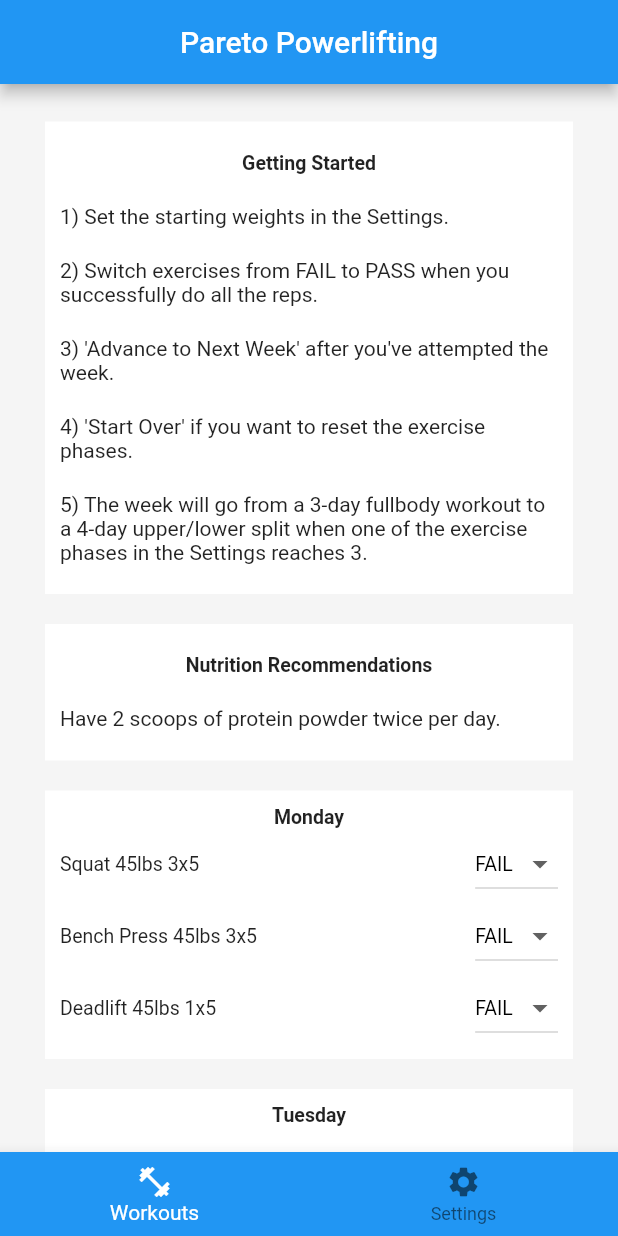
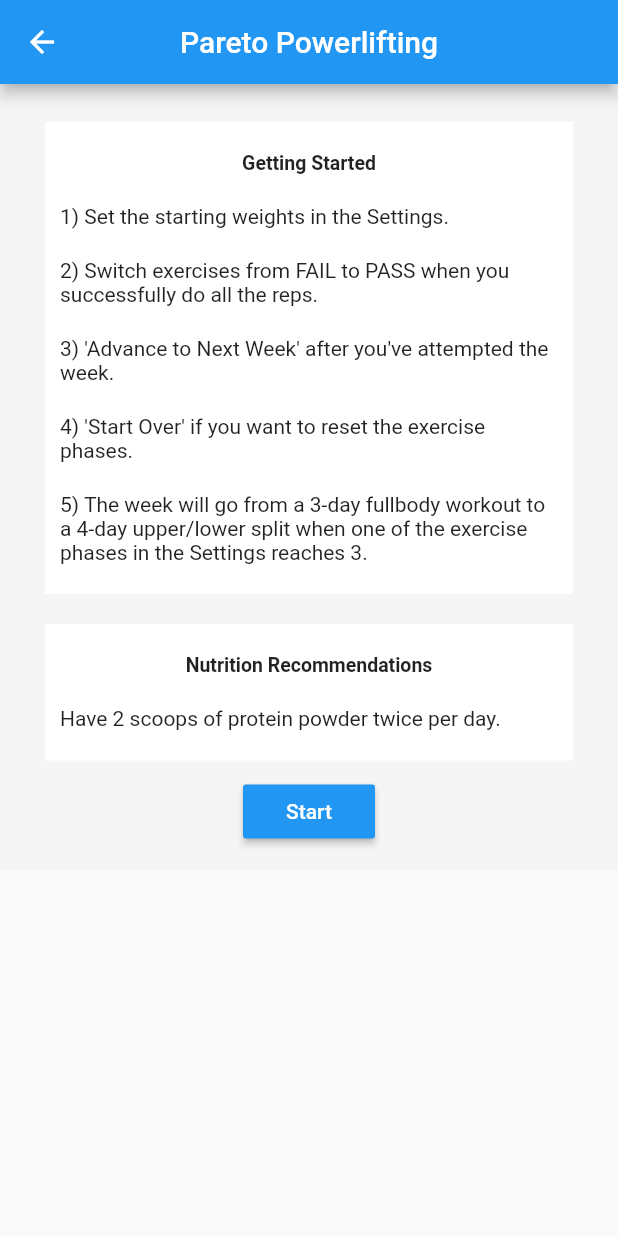
Before and after one commit to sbohdanow655/paretopowerlifting, a Flutter app: the screen it shows after launch, on a phone screen of 412 x 824 dp. Run offline on Flutter 3.47's test engine with Material 2 defaults, Android fonts, the phone set to English and light mode, and no system bars; our stand-ins replace sqflite; accounts and stored records are empty.

Commit message:
- [Visual] rearranged things

```diff
--- a/lib/assets/constants.dart
+++ b/lib/assets/constants.dart
@@ -46,6 +46,9 @@ class Constants {
   static const String FINISH_WORKOUT_WEEK = "Advance to Next Week";
 
   static const String ROUTE_MAINPAGE = "/mainPage";
+  static const String ROUTER_GETTINGSTARTED = "/gettingStarted";
+
+  static const String GETTINGSTARTED_START = "Start";
 
   static const double TEXTPADDING_VERTICAL = 10;
   static const double TEXTPADDING_HORIZONTAL = 20;
--- /dev/null
+++ b/lib/routes/GettingStarted.dart
@@ -0,0 +1,110 @@
+import 'package:flutter/material.dart';
+import 'package:pareto_powerlifting/assets/constants.dart';
+import 'package:pareto_powerlifting/routes/mainPage.dart';
+
+class GettingStarted extends StatefulWidget {
+  @override
+  State<StatefulWidget> createState() {
+    return _GettingStartedState();
+  }
+}
+
+class _GettingStartedState extends State<GettingStarted> {
+  _GettingStartedState();
+
+  ScrollController _scrollController = ScrollController();
+
+  @override
+  Widget build(BuildContext context) {
+    List<Widget> contents = [];
+
+    Container header = Container(
+        alignment: Alignment.center,
+        margin: EdgeInsets.symmetric(horizontal: 10, vertical: 10),
+        padding: EdgeInsets.symmetric(horizontal: 10, vertical: 10),
+        color: Colors.white,
+        child: Column(crossAxisAlignment: CrossAxisAlignment.start, children: [
+          Row(
+            mainAxisAlignment: MainAxisAlignment.center,
+            children: [
+              Padding(
+                  padding: EdgeInsets.symmetric(vertical: 10),
+                  child: Text(
+                    Constants.SETTINGS_HEADER_TITLE,
+                    style: TextStyle(
+                        fontWeight: FontWeight.bold,
+                        fontSize: Constants.FONTSIZE_TAB_WORKOUTS),
+                  ))
+            ],
+          ),
+          Padding(
+              padding: EdgeInsets.symmetric(vertical: 10),
+              child: Text(Constants.WORKOUTS_HEADER_ONE)),
+          Padding(
+              padding: EdgeInsets.symmetric(vertical: 10),
+              child: Text(Constants.WORKOUTS_HEADER_TWO)),
+          Padding(
+              padding: EdgeInsets.symmetric(vertical: 10),
+              child: Text(Constants.WORKOUTS_HEADER_THREE)),
+          Padding(
+              padding: EdgeInsets.symmetric(vertical: 10),
+              child: Text(Constants.WORKOUTS_HEADER_FOUR)),
+          Padding(
+              padding: EdgeInsets.symmetric(vertical: 10),
+              child: Text(Constants.WORKOUTS_HEADER_FIVE)),
+        ]));
+
+    contents.add(header);
+
+    Container nutritionRecommendations = Container(
+        alignment: Alignment.center,
+        margin: EdgeInsets.symmetric(horizontal: 10, vertical: 10),
+        padding: EdgeInsets.symmetric(horizontal: 10, vertical: 10),
+        color: Colors.white,
+        child: Column(crossAxisAlignment: CrossAxisAlignment.start, children: [
+          Row(
+            mainAxisAlignment: MainAxisAlignment.center,
+            children: [
+              Padding(
+                  padding: EdgeInsets.symmetric(vertical: 10),
+                  child: Text(
+                    Constants.WORKOUTS_HEADER_TITLE_NUTRITION,
+                    style: TextStyle(
+                        fontWeight: FontWeight.bold,
+                        fontSize: Constants.FONTSIZE_TAB_WORKOUTS),
+                  ))
+            ],
+          ),
+          Padding(
+              padding: EdgeInsets.symmetric(vertical: 10),
+              child: Text(Constants.NUTRITION_RECOMMOMENDATIONS)),
+        ]));
+
+    contents.add(nutritionRecommendations);
+
+    contents.add(Row(mainAxisAlignment: MainAxisAlignment.center, children: [
+      RaisedButton(
+          child: Text(Constants.GETTINGSTARTED_START),
+          color: Colors.blue,
+          textColor: Colors.white,
+          onPressed: () {
+            Navigator.push(
+              context,
+              MaterialPageRoute(builder: (context) => MainPage()),
+            );
+          })
+    ]));
+
+    return Scaffold(
+        appBar: AppBar(title: Text(Constants.TITLE), centerTitle: true),
+        body: SingleChildScrollView(
+            controller: _scrollController,
+            child: Container(
+                padding: EdgeInsets.symmetric(horizontal: 20, vertical: 15),
+                color: Constants.BACKGROUND_GREY,
+                child: Column(
+                    key: UniqueKey(),
+                    crossAxisAlignment: CrossAxisAlignment.start,
+                    children: contents))));
+  }
+}
--- a/lib/routes/mainPage.dart
+++ b/lib/routes/mainPage.dart
@@ -19,7 +19,7 @@ class _MainPageState extends State<MainPage> {
 
   List<Widget> tabViews = [];
 
-  int currentTabIndex = 0;
+  int currentTabIndex = 1;
 
   void navigateToTab(int index) {
     setState(() {
--- a/lib/tabs/tabWorkout.dart
+++ b/lib/tabs/tabWorkout.dart
@@ -1,6 +1,5 @@
 import 'package:flutter/material.dart';
 import 'package:pareto_powerlifting/assets/constants.dart';
-import 'package:pareto_powerlifting/classes/DBHelper.dart';
 import 'package:pareto_powerlifting/classes/WeeklyExercisePrescription.dart';
 import 'package:pareto_powerlifting/components/WorkoutDay.dart';
 
@@ -30,70 +29,6 @@ class _WorkoutTabState extends State<WorkoutTab> {
   @override
   Widget build(BuildContext context) {
     List<Widget> workoutTabList = [];
-
-    Container header = Container(
-        alignment: Alignment.center,
-        margin: EdgeInsets.symmetric(horizontal: 10, vertical: 10),
-        padding: EdgeInsets.symmetric(horizontal: 10, vertical: 10),
-        color: Colors.white,
-        child: Column(crossAxisAlignment: CrossAxisAlignment.start, children: [
-          Row(
-            mainAxisAlignment: MainAxisAlignment.center,
-            children: [
-              Padding(
-                  padding: EdgeInsets.symmetric(vertical: 10),
-                  child: Text(
-                    Constants.SETTINGS_HEADER_TITLE,
-                    style: TextStyle(
-                        fontWeight: FontWeight.bold,
-                        fontSize: Constants.FONTSIZE_TAB_WORKOUTS),
-                  ))
-            ],
-          ),
-          Padding(
-              padding: EdgeInsets.symmetric(vertical: 10),
-              child: Text(Constants.WORKOUTS_HEADER_ONE)),
-          Padding(
-              padding: EdgeInsets.symmetric(vertical: 10),
-              child: Text(Constants.WORKOUTS_HEADER_TWO)),
-          Padding(
-              padding: EdgeInsets.symmetric(vertical: 10),
-              child: Text(Constants.WORKOUTS_HEADER_THREE)),
-          Padding(
-              padding: EdgeInsets.symmetric(vertical: 10),
-              child: Text(Constants.WORKOUTS_HEADER_FOUR)),
-          Padding(
-              padding: EdgeInsets.symmetric(vertical: 10),
-              child: Text(Constants.WORKOUTS_HEADER_FIVE)),
-        ]));
-
-    workoutTabList.add(header);
-
-    Container nutritionRecommendations = Container(
-        alignment: Alignment.center,
-        margin: EdgeInsets.symmetric(horizontal: 10, vertical: 10),
-        padding: EdgeInsets.symmetric(horizontal: 10, vertical: 10),
-        color: Colors.white,
-        child: Column(crossAxisAlignment: CrossAxisAlignment.start, children: [
-          Row(
-            mainAxisAlignment: MainAxisAlignment.center,
-            children: [
-              Padding(
-                  padding: EdgeInsets.symmetric(vertical: 10),
-                  child: Text(
-                    Constants.WORKOUTS_HEADER_TITLE_NUTRITION,
-                    style: TextStyle(
-                        fontWeight: FontWeight.bold,
-                        fontSize: Constants.FONTSIZE_TAB_WORKOUTS),
-                  ))
-            ],
-          ),
-          Padding(
-              padding: EdgeInsets.symmetric(vertical: 10),
-              child: Text(Constants.NUTRITION_RECOMMOMENDATIONS)),
-        ]));
-
-    workoutTabList.add(nutritionRecommendations);
 
     Weekday.values.forEach((weekday) {
       WorkoutDay workoutDay =
--- a/lib/view.dart
+++ b/lib/view.dart
@@ -1,4 +1,5 @@
 import 'package:flutter/material.dart';
+import 'package:pareto_powerlifting/routes/GettingStarted.dart';
 import 'assets/constants.dart';
 
 import 'routes/mainPage.dart';
@@ -8,11 +9,11 @@ class View extends StatelessWidget {
 
   @override
   Widget build(BuildContext context) {
-
     return MaterialApp(
-      initialRoute: '/',
+        initialRoute: Constants.ROUTER_GETTINGSTARTED,
         routes: {
-        Constants.ROUTE_MAINPAGE : (context) => MainPage(),
+          Constants.ROUTE_MAINPAGE: (context) => MainPage(),
+          Constants.ROUTER_GETTINGSTARTED: (context) => GettingStarted(),
         },
         title: Constants.TITLE,
         theme: ThemeData(
@@ -27,7 +28,6 @@ class View extends StatelessWidget {
           // is not restarted.
           primarySwatch: Colors.blue,
         ),
-      home: MainPage()
-    );
+        home: GettingStarted());
   }
 }
--- a/pubspec.yaml
+++ b/pubspec.yaml
@@ -15,7 +15,7 @@ publish_to: 'none' # Remove this line if you wish to publish to pub.dev
 # In iOS, build-name is used as CFBundleShortVersionString while build-number used as CFBundleVersion.
 # Read more about iOS versioning at
 # https://developer.apple.com/library/archive/documentation/General/Reference/InfoPlistKeyReference/Articles/CoreFoundationKeys.html
-version: 1.0.21+22
+version: 1.0.22+23
 
 environment:
   sdk: ">=2.7.0 <3.0.0"
```
Lines whose indentation alone changed are shown as unchanged.
